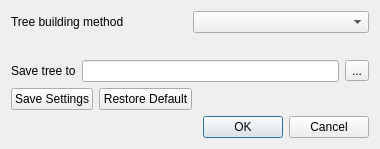
Before: the Qt Designer form src/corelibs/U2View/src/phyltree/CreatePhyTreeDialog.ui in violethaze74/ugene, drawn with Qt 5.
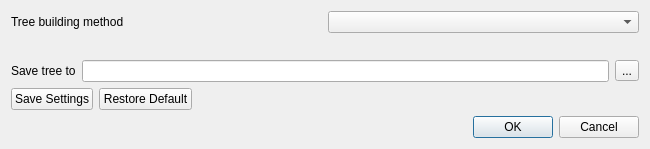
After: the same form once the commit is applied.

Diff of the .ui file:
```diff
--- a/src/corelibs/U2View/src/phyltree/CreatePhyTreeDialog.ui
+++ b/src/corelibs/U2View/src/phyltree/CreatePhyTreeDialog.ui
@@ -6,13 +6,13 @@
    <rect>
     <x>0</x>
     <y>0</y>
-    <width>380</width>
-    <height>189</height>
+    <width>650</width>
+    <height>185</height>
    </rect>
   </property>
   <property name="minimumSize">
    <size>
-    <width>0</width>
+    <width>650</width>
     <height>0</height>
    </size>
   </property>
```
